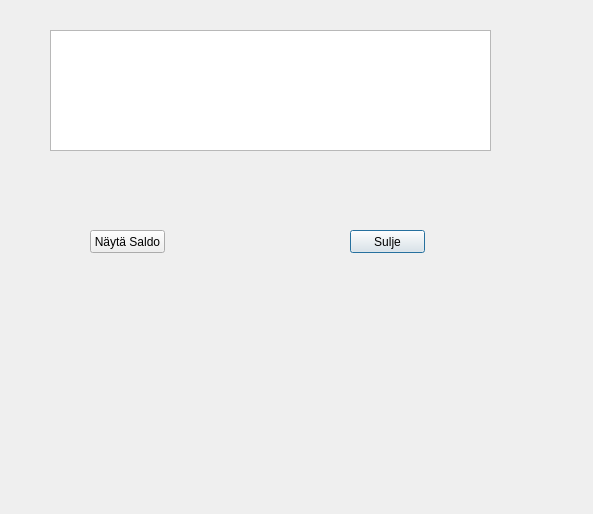
tvt21kmo-bank-project/group_11, file bankautomat/saldo.ui: the form before one commit.
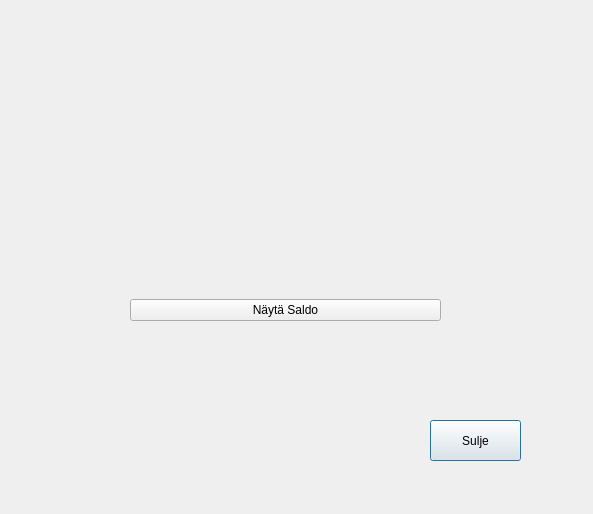
The form after the commit.

Patch:
```diff
--- a/bankautomat/saldo.ui
+++ b/bankautomat/saldo.ui
@@ -16,43 +16,46 @@
   <widget class="QPushButton" name="btnSaldoClose">
    <property name="geometry">
     <rect>
-     <x>350</x>
-     <y>230</y>
-     <width>75</width>
-     <height>23</height>
+     <x>430</x>
+     <y>420</y>
+     <width>91</width>
+     <height>41</height>
     </rect>
    </property>
    <property name="text">
     <string>Sulje</string>
    </property>
   </widget>
-  <widget class="QPushButton" name="btnNaytaSaldo">
+  <widget class="QWidget" name="">
    <property name="geometry">
     <rect>
-     <x>90</x>
-     <y>230</y>
-     <width>75</width>
-     <height>23</height>
+     <x>130</x>
+     <y>100</y>
+     <width>311</width>
+     <height>221</height>
     </rect>
    </property>
-   <property name="text">
-    <string>Näytä Saldo</string>
-   </property>
-  </widget>
-  <widget class="QTextEdit" name="txtSaldo">
-   <property name="geometry">
-    <rect>
-     <x>50</x>
-     <y>30</y>
-     <width>441</width>
-     <height>121</height>
-    </rect>
-   </property>
-   <property name="font">
-    <font>
-     <pointsize>20</pointsize>
-    </font>
-   </property>
+   <layout class="QVBoxLayout" name="verticalLayout">
+    <item>
+     <widget class="QLabel" name="txtSaldo">
+      <property name="font">
+       <font>
+        <pointsize>15</pointsize>
+       </font>
+      </property>
+      <property name="text">
+       <string/>
+      </property>
+     </widget>
+    </item>
+    <item>
+     <widget class="QPushButton" name="btnNaytaSaldo">
+      <property name="text">
+       <string>Näytä Saldo</string>
+      </property>
+     </widget>
+    </item>
+   </layout>
   </widget>
  </widget>
  <resources/>
```
